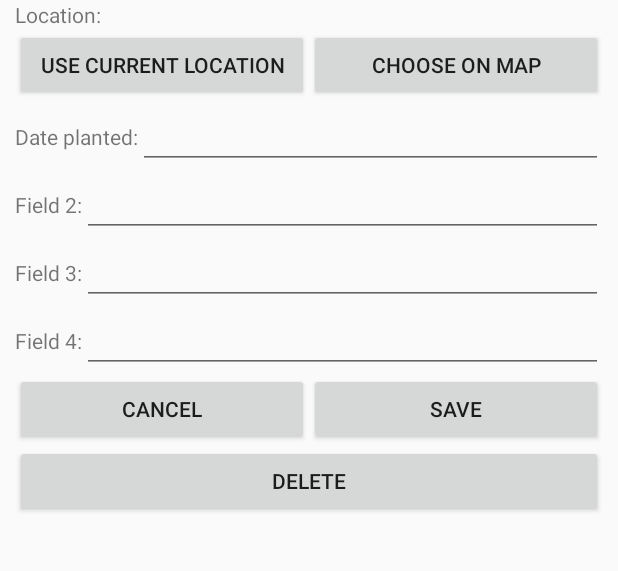
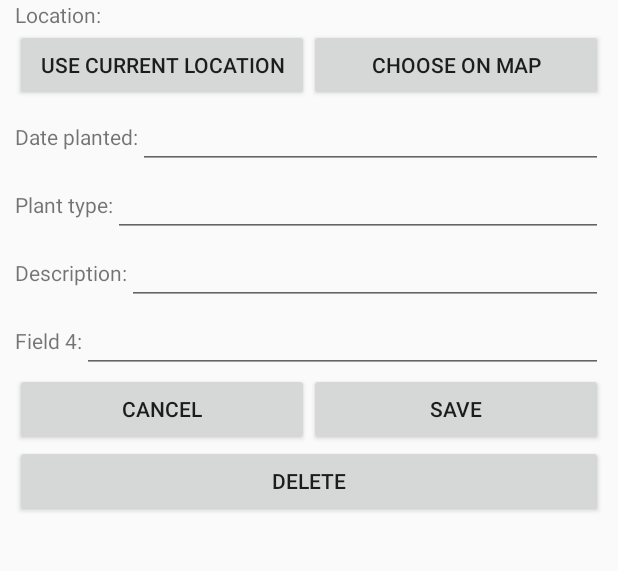
Before and after one commit to adamstapelmann/GardenVariety, an Android app: the AddPlantActivity screen opened directly, with no data from a screen before it, on a phone screen of 412 x 824 dp, the part 184-755 px from its top. Run offline under Robolectric (Android 15) with nearby library versions, the phone set to English and light mode, and no system bars; libraries missing offline, so code that uses them is left out: io.realm.

Commit message:
added more fields to plant

```diff
--- a/app/src/main/java/com/adamstapelmann/gardenvariety/AddPlantActivity.java
+++ b/app/src/main/java/com/adamstapelmann/gardenvariety/AddPlantActivity.java
@@ -35,7 +35,7 @@ public class AddPlantActivity extends AppCompatActivity implements PlantLocation
 
     private Plant plant;
 
-    private EditText etName;
+    private EditText etName, etDate, etPlantType, etDescription;
 
     private boolean canCreate;
 
@@ -85,6 +85,9 @@ public class AddPlantActivity extends AppCompatActivity implements PlantLocation
     }
     private void setUpEditTexts() {
         etName = (EditText) findViewById(R.id.etPlantName);
+        etDate = (EditText) findViewById(R.id.etPlantDate);
+        etPlantType = (EditText) findViewById(R.id.etPlantType);
+        etDescription = (EditText) findViewById(R.id.etPlantDescription);
     }
 
     private void setUpIvSavePicture() {
@@ -216,6 +219,10 @@ public class AddPlantActivity extends AppCompatActivity implements PlantLocation
             getRealm().beginTransaction();
 
             plant.setName(etName.getText().toString());
+            plant.setPlantType(etPlantType.getText().toString());
+            plant.setDescription(etDescription.getText().toString());
+            plant.setDate(etDate.getText().toString());
+
             plant.setLatitude(lat);
             plant.setLongitude(lng);
 
@@ -253,6 +260,9 @@ public class AddPlantActivity extends AppCompatActivity implements PlantLocation
                 .findFirst();
 
         etName.setText(plant.getName());
+        etDate.setText(plant.getDate());
+        etPlantType.setText(plant.getPlantType());
+        etDescription.setText(plant.getDescription());
 
         lat = plant.getLatitude();
         lng = plant.getLongitude();
--- a/app/src/main/res/layout/activity_add_plant.xml
+++ b/app/src/main/res/layout/activity_add_plant.xml
@@ -101,6 +101,7 @@
                 android:layout_height="wrap_content" />
 
             <EditText
+                android:id="@+id/etPlantDate"
                 android:layout_width="match_parent"
                 android:layout_height="wrap_content" />
 
@@ -111,11 +112,12 @@
             android:layout_height="wrap_content">
 
             <TextView
-                android:text="Field 2:"
+                android:text="Plant type:"
                 android:layout_width="wrap_content"
                 android:layout_height="wrap_content" />
 
             <EditText
+                android:id="@+id/etPlantType"
                 android:layout_width="match_parent"
                 android:layout_height="wrap_content" />
 
@@ -126,11 +128,12 @@
             android:layout_height="wrap_content">
 
             <TextView
-                android:text="Field 3:"
+                android:text="Description:"
                 android:layout_width="wrap_content"
                 android:layout_height="wrap_content" />
 
             <EditText
+                android:id="@+id/etPlantDescription"
                 android:layout_width="match_parent"
                 android:layout_height="wrap_content" />
 
```
Also changed, not shown: app/src/main/java/com/adamstapelmann/gardenvariety/data/Plant.java (+26 -0 lines).
